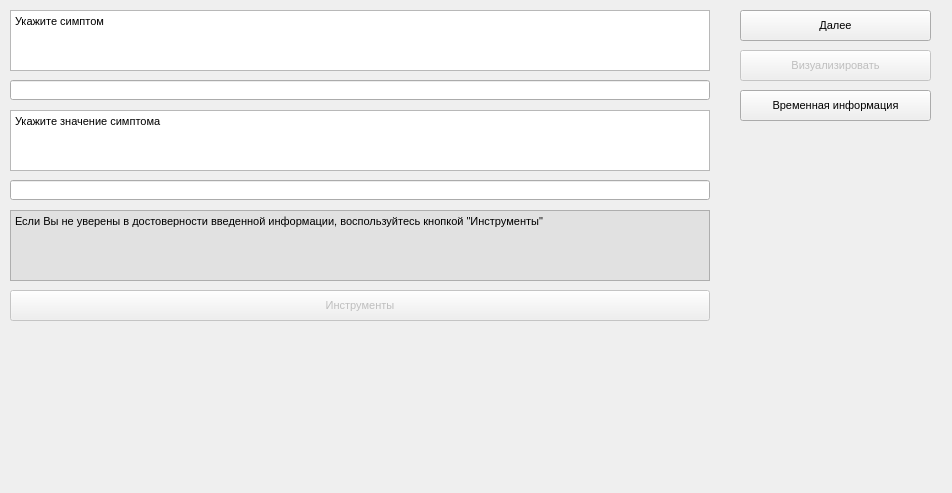
Above: src/plugins/KMPZ/forms/diagnostics/question_answer_form.ui from Hedgehog7/Diploma before the change. Below: the same form after it.
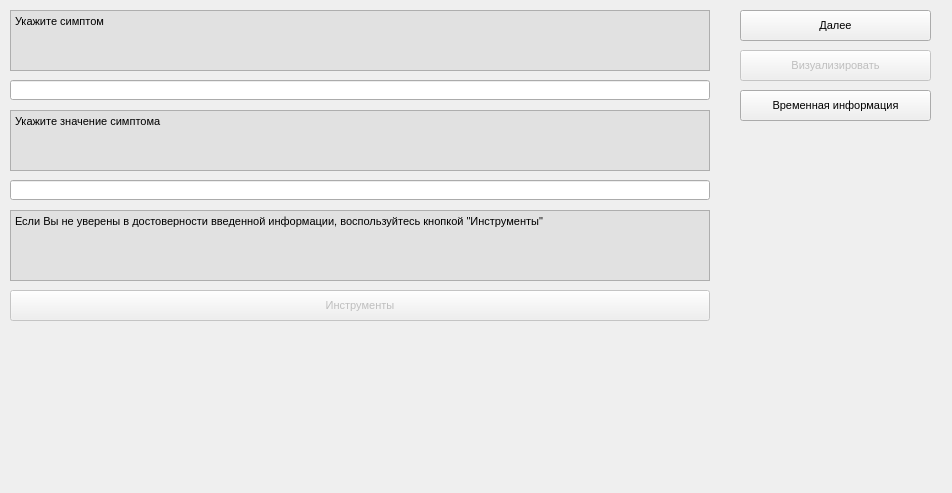
That is the form after the change.

Patch:
```diff
--- a/src/plugins/KMPZ/forms/diagnostics/question_answer_form.ui
+++ b/src/plugins/KMPZ/forms/diagnostics/question_answer_form.ui
@@ -147,6 +147,9 @@
      <height>61</height>
     </rect>
    </property>
+   <property name="styleSheet">
+    <string notr="true">background-color: rgb(225, 225, 225)</string>
+   </property>
    <property name="readOnly">
     <bool>true</bool>
    </property>
@@ -163,6 +166,9 @@
      <height>61</height>
     </rect>
    </property>
+   <property name="styleSheet">
+    <string notr="true">background-color: rgb(225, 225, 225)</string>
+   </property>
    <property name="readOnly">
     <bool>true</bool>
    </property>
```
Left out of the diff: 2 changed lines with no effect on the pictures.
